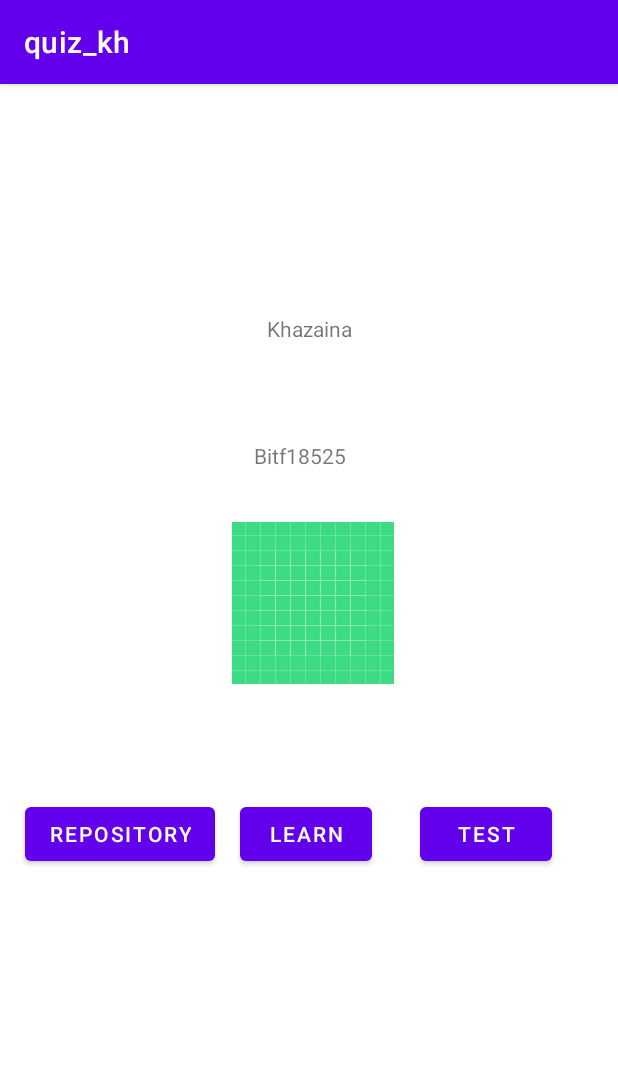
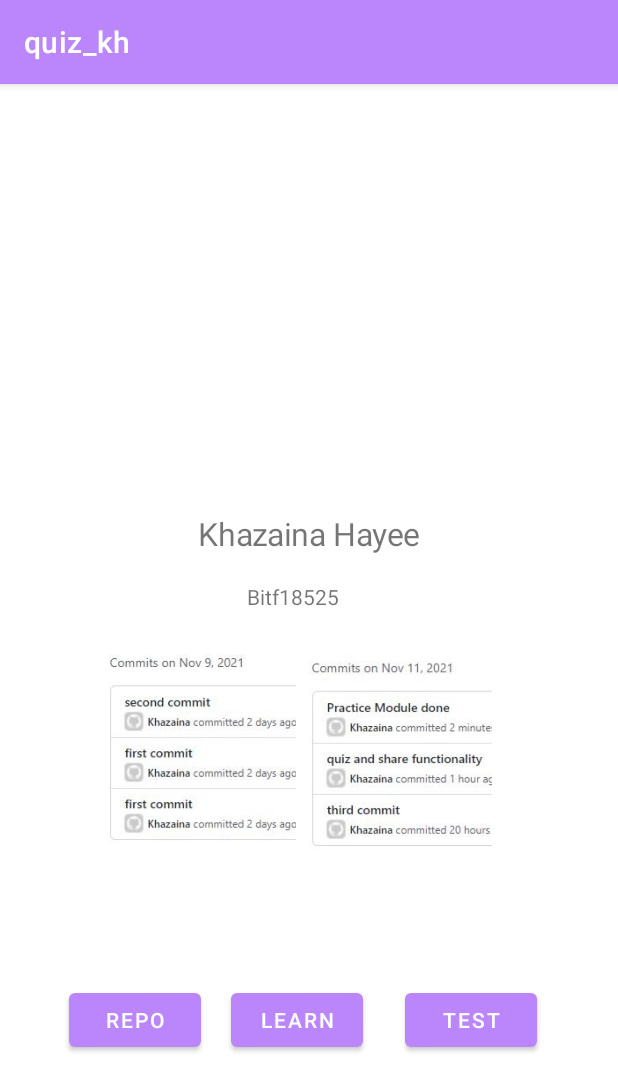
Before and after one commit to Khazaina/quiz_kh, an Android app: the screen it shows after launch (MainActivity), on a phone screen of 412 x 824 dp. Shown: the top 1091 px of the screen. Run offline under Robolectric (Android 15) with nearby library versions, the phone set to English and light mode, and no system bars.

```diff
--- a/app/src/main/res/layout/activity_main.xml
+++ b/app/src/main/res/layout/activity_main.xml
@@ -8,44 +8,45 @@
     tools:context=".MainActivity">
 
     <Button
+        android:id="@+id/learning"
+        android:layout_width="wrap_content"
+        android:layout_height="48dp"
+        android:layout_marginBottom="120dp"
+        android:layout_marginEnd="28dp"
+        android:text="Learn"
+        app:layout_constraintBottom_toBottomOf="parent"
+        app:layout_constraintEnd_toStartOf="@+id/test"
+        app:layout_constraintHorizontal_bias="1.0"
+        app:layout_constraintStart_toEndOf="@+id/repo" />
+
+    <Button
         android:id="@+id/repo"
         android:layout_width="wrap_content"
         android:layout_height="wrap_content"
-        android:text="Repository"
+        android:layout_marginStart="32dp"
+        android:text="Repo"
         app:layout_constraintBottom_toBottomOf="@+id/learning"
-        app:layout_constraintEnd_toStartOf="@+id/learning"
-        app:layout_constraintStart_toStartOf="parent" />
-
-    <Button
-        android:id="@+id/learning"
-        android:layout_width="wrap_content"
-        android:layout_height="48dp"
-        android:layout_marginBottom="244dp"
-        android:layout_marginEnd="32dp"
-        android:text="Learn"
-        app:layout_constraintBottom_toBottomOf="parent"
-        app:layout_constraintEnd_toStartOf="@+id/test" />
+        app:layout_constraintStart_toStartOf="@+id/imageView" />
 
     <Button
         android:id="@+id/test"
         android:layout_width="wrap_content"
         android:layout_height="wrap_content"
-        android:layout_marginEnd="44dp"
+        android:layout_marginEnd="28dp"
         android:text="Test"
         app:layout_constraintBottom_toBottomOf="@+id/learning"
-        app:layout_constraintEnd_toEndOf="parent" />
+        app:layout_constraintEnd_toEndOf="@+id/imageView" />
 
     <ImageView
         android:id="@+id/imageView"
-        android:layout_width="wrap_content"
-        android:layout_height="wrap_content"
+        android:layout_width="372dp"
+        android:layout_height="150dp"
         android:layout_marginBottom="76dp"
-        android:src="@drawable/ic_launcher_background"
+        android:src="@drawable/commits"
         app:layout_constraintBottom_toTopOf="@+id/learning"
         app:layout_constraintEnd_toEndOf="@+id/textView2"
         app:layout_constraintHorizontal_bias="0.517"
-        app:layout_constraintStart_toStartOf="@+id/textView2"
-        app:srcCompat="@android:drawable/btn_star_big_on">
+        app:layout_constraintStart_toStartOf="@+id/textView2">
 
     </ImageView>
 
@@ -53,18 +54,20 @@
         android:id="@+id/textView"
         android:layout_width="wrap_content"
         android:layout_height="wrap_content"
-        android:text="Khazaina"
+        android:scaleX="1.5"
+        android:scaleY="1.5"
+        android:text="Khazaina Hayee"
         app:layout_constraintBottom_toTopOf="@+id/textView2"
         app:layout_constraintEnd_toEndOf="parent"
         app:layout_constraintStart_toStartOf="parent"
         app:layout_constraintTop_toTopOf="parent"
-        app:layout_constraintVertical_bias="0.7" />
+        app:layout_constraintVertical_bias="0.928" />
 
     <TextView
         android:id="@+id/textView2"
         android:layout_width="79dp"
         android:layout_height="18dp"
-        android:layout_marginBottom="36dp"
+        android:layout_marginBottom="24dp"
         android:text="Bitf18525"
         app:layout_constraintBottom_toTopOf="@+id/imageView"
         app:layout_constraintEnd_toEndOf="@+id/textView"
--- a/app/src/main/res/values/themes.xml
+++ b/app/src/main/res/values/themes.xml
@@ -2,7 +2,7 @@
     <!-- Base application theme. -->
     <style name="Theme.Quiz_kh" parent="Theme.MaterialComponents.DayNight.DarkActionBar">
         <!-- Primary brand color. -->
-        <item name="colorPrimary">@color/purple_500</item>
+        <item name="colorPrimary">@color/purple_200</item>
         <item name="colorPrimaryVariant">@color/purple_700</item>
         <item name="colorOnPrimary">@color/white</item>
         <!-- Secondary brand color. -->
```
Also changed, not shown: app/src/main/res/drawable/commits.jpg (added).
